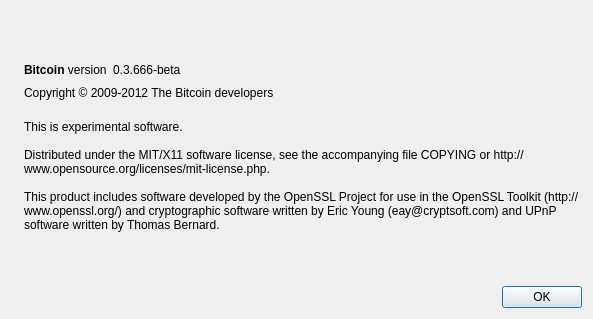
The window that src/qt/forms/aboutdialog.ui (raffermeko/bitcoin) describes before a commit, drawn with Qt 5.
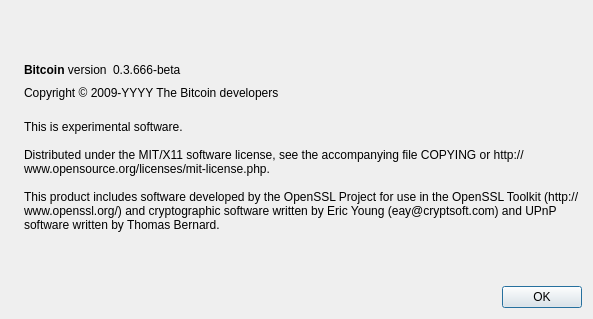
The same window after the commit. Icons and pictures are not drawn.

Commit message:
Bitcoin-Qt: better copyright year handling in AboutDialog
- this change allows us to keep the translation without the need to
  re-translate any string, when we update the copyright year
- copyright symbol is changed to HTML to ensure we get no encoding
  issues and it's removed from the translation string so translators don't
  break it by mistake

```diff
--- a/src/qt/forms/aboutdialog.ui
+++ b/src/qt/forms/aboutdialog.ui
@@ -91,7 +91,10 @@
         <cursorShape>IBeamCursor</cursorShape>
        </property>
        <property name="text">
-        <string>Copyright © 2009-2012 The Bitcoin developers</string>
+        <string notr="true">Copyright &amp;copy; 2009-YYYY The Bitcoin developers</string>
+       </property>
+       <property name="textFormat">
+        <enum>Qt::RichText</enum>
        </property>
        <property name="textInteractionFlags">
         <set>Qt::LinksAccessibleByMouse|Qt::TextSelectableByKeyboard|Qt::TextSelectableByMouse</set>
```
The commit also changes 2 other files.
